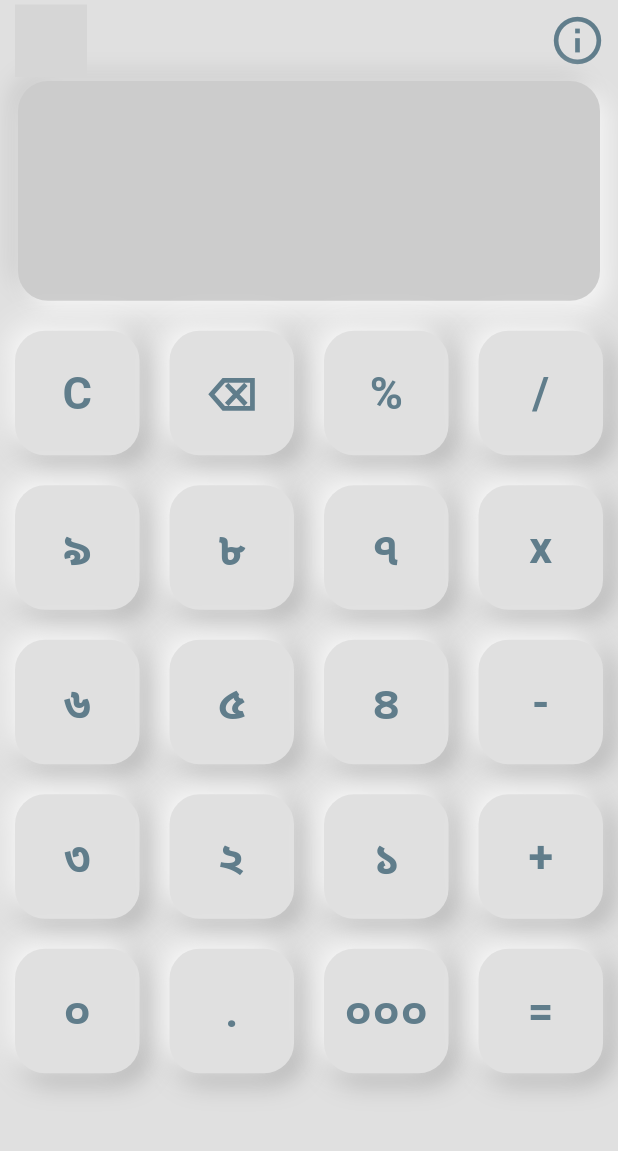
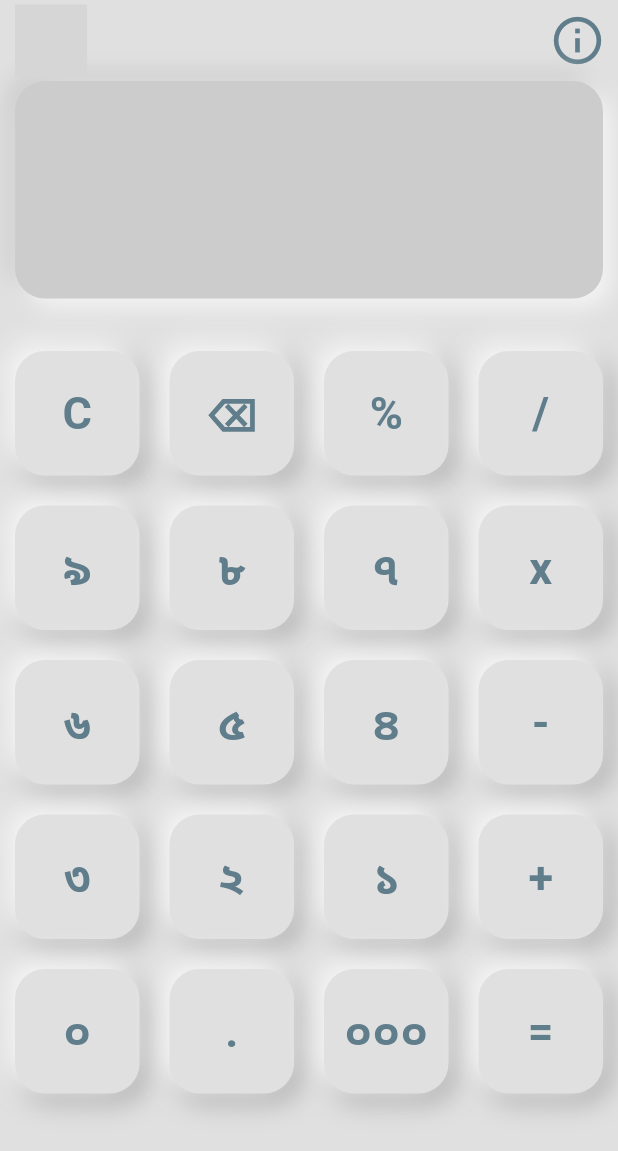
Before and after one commit to md-siam/bn_calculator, a Flutter app: the screen it shows after launch, on a phone screen of 412 x 824 dp. Shown: the top 1151 px of the screen. Run offline on Flutter 3.47's test engine with Material 2 defaults, Android fonts, the light colour scheme and no system bars; drawn by our look-alikes of clay_containers; our stand-ins replace audioplayers, math_expressions; missing offline and left inert: day_night_switcher; grey boxes are pictures that could not be loaded.

Commit message:
responsive bug fixed

```diff
--- a/lib/src/view/home_page.dart
+++ b/lib/src/view/home_page.dart
@@ -44,6 +44,7 @@ class _HomePageState extends State<HomePage> {
   @override
   Widget build(BuildContext context) {
     final themeProvider = Provider.of<ThemeProvider>(context);
+    double deviceHeight = MediaQuery.of(context).size.height;
 
     return Scaffold(
       body: SafeArea(
@@ -52,11 +53,14 @@ class _HomePageState extends State<HomePage> {
           children: [
             // top row buttons containing darkmode & info
             TopButtons(themeProvider: themeProvider),
-            SizedBox(
-              height: MediaQuery.of(context).size.height * 0.19,
+            Expanded(
+              flex: 1,
               child: Padding(
                 padding: const EdgeInsets.only(
-                    left: 12.0, right: 12.0, bottom: 10.0),
+                  left: 10.0,
+                  right: 10.0,
+                  bottom: 5.0,
+                ),
                 child: ClayContainer(
                   emboss: true,
                   color: Theme.of(context).primaryColor,
@@ -65,21 +69,23 @@ class _HomePageState extends State<HomePage> {
                     children: [
                       Container(
                         padding: const EdgeInsets.all(10.0),
-                        alignment: Alignment.centerLeft,
+                        alignment: Alignment.topLeft,
                         child: Text(
                           userQuestion,
-                          style: const TextStyle(
-                            fontSize: 24,
+                          style: TextStyle(
+                            fontSize: deviceHeight < 670 ? 24 : 30,
                             fontWeight: FontWeight.bold,
                           ),
                         ),
                       ),
                       Container(
                         padding: const EdgeInsets.all(10.0),
-                        alignment: Alignment.centerRight,
+                        alignment: Alignment.bottomRight,
                         child: Text(
                           userAnswer,
-                          style: const TextStyle(fontSize: 24),
+                          style: TextStyle(
+                            fontSize: deviceHeight < 670 ? 24 : 32,
+                          ),
                         ),
                       ),
                     ],
@@ -87,9 +93,9 @@ class _HomePageState extends State<HomePage> {
                 ),
               ),
             ),
-
+            SizedBox(height: deviceHeight > 670 ? 20 : 0),
             Expanded(
-              flex: 2,
+              flex: 4,
               child: GridView.builder(
                 physics: const NeverScrollableScrollPhysics(),
                 gridDelegate: const SliverGridDelegateWithFixedCrossAxisCount(
@@ -223,8 +229,8 @@ class _HomePageState extends State<HomePage> {
             '$firstSplit*($firstSplit*($secondSplit/100))';
 
         _parsingQuestion(modifiedQuestion);
-      }else if(finalQuestion.contains('/')){
-          var firstSplit = finalQuestion.toString().split('/')[0];
+      } else if (finalQuestion.contains('/')) {
+        var firstSplit = finalQuestion.toString().split('/')[0];
         var secondSplit =
             finalQuestion.toString().split('/')[1].replaceAll('%', '');
         String modifiedQuestion =
```
